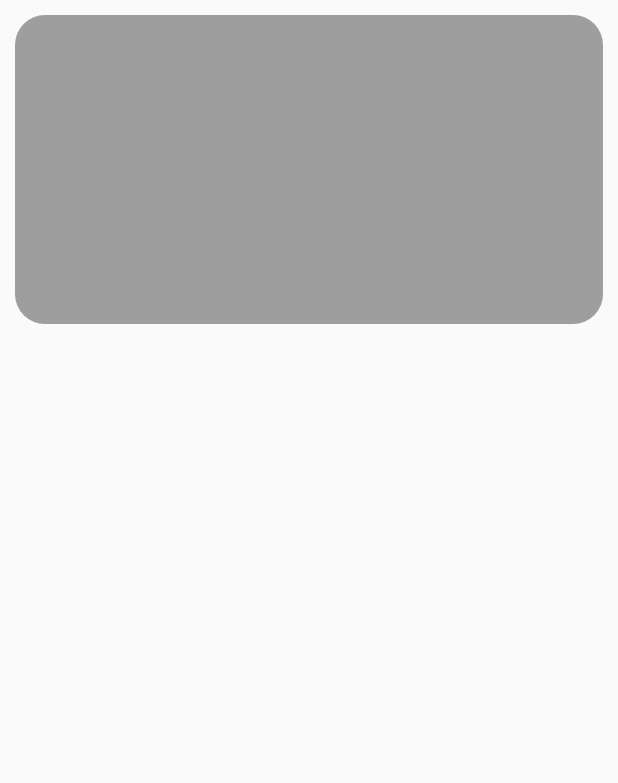
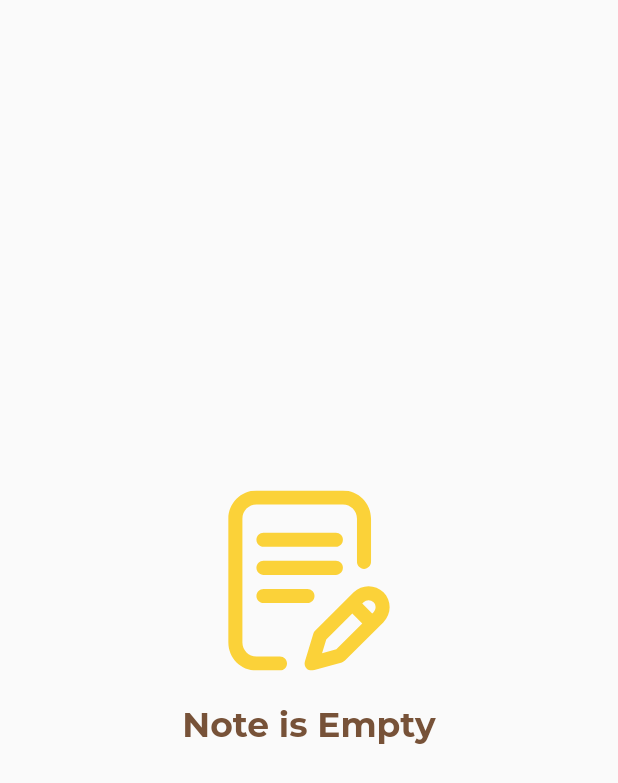
Before and after one commit to MartienJun/flutter_note_it, a Flutter app: the HomeScreen screen opened by its route, on a phone screen of 412 x 824 dp. Shown: the top 783 px of the screen. Run offline on Flutter 3.47's test engine with Material 2 defaults, Android fonts, the phone set to English and light mode, and no system bars; our stand-ins replace flutter_svg.

Commit message:
refactor: refactoring home_screen and reminder_screen
Splits some code into a widget.

```diff
--- a/note_it/lib/screens/home_screen.dart
+++ b/note_it/lib/screens/home_screen.dart
@@ -16,6 +16,31 @@ class _HomeScreenState extends State<HomeScreen> {
   Widget build(BuildContext context) {
     Size size = MediaQuery.of(context).size;
 
+    // Empty note screen
+    Widget emptyNote = Container(
+      alignment: Alignment.center,
+      child: Column(
+        mainAxisAlignment: MainAxisAlignment.center,
+        children: <Widget>[
+          SvgPicture.asset(
+            'assets/icons/writing.svg',
+            color: primaryColor,
+            width: 120.0,
+          ),
+          SizedBox(height: 22.0),
+          Text(
+            'Note is Empty',
+            style: TextStyle(
+              color: secondaryColor,
+              fontWeight: FontWeight.bold,
+              fontSize: 23.0,
+            ),
+          ),
+        ],
+      ),
+    );
+
+    // Note
     Widget note = Container(
       margin: EdgeInsets.all(10.0),
       width: size.width,
@@ -26,16 +51,19 @@ class _HomeScreenState extends State<HomeScreen> {
       ),
     );
 
+    // Note list
+    Widget noteList = ListView(
+      scrollDirection: Axis.vertical,
+      children: [
+        note,
+      ],
+    );
+
     return OrientationBuilder(
       builder: (context, orientation) {
         return Scaffold(
           body: SafeArea(
-            child: ListView(
-              scrollDirection: Axis.vertical,
-              children: [
-                note,
-              ],
-            ),
+            child: emptyNote,
           ),
         );
       },
--- a/note_it/lib/screens/reminder_screen.dart
+++ b/note_it/lib/screens/reminder_screen.dart
@@ -10,12 +10,12 @@ class ReminderScreen extends StatefulWidget {
 }
 
 class _ReminderScreenState extends State<ReminderScreen> {
-
   @override
   Widget build(BuildContext context) {
-    return  Scaffold(
-      body: SafeArea(
-        child: Container(
+    Size size = MediaQuery.of(context).size;
+
+    // Empty reminder screen
+    Widget emptyReminder = Container(
       alignment: Alignment.center,
       child: Column(
         mainAxisAlignment: MainAxisAlignment.center,
@@ -36,8 +36,16 @@ class _ReminderScreenState extends State<ReminderScreen> {
           ),
         ],
       ),
+    );
+
+    return OrientationBuilder(
+      builder: (context, orientation) {
+        return Scaffold(
+          body: SafeArea(
+            child: emptyReminder,
           ),
-      ),
+        );
+      },
     );
   }
 }
```
Lines whose indentation alone changed are shown as unchanged.
